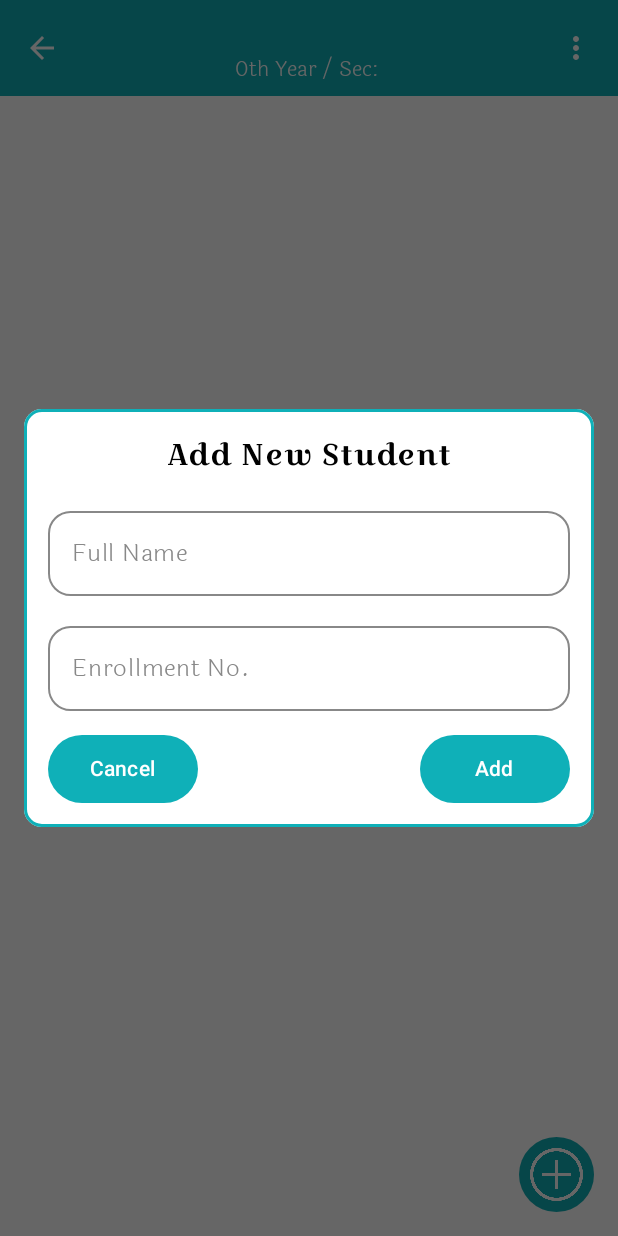
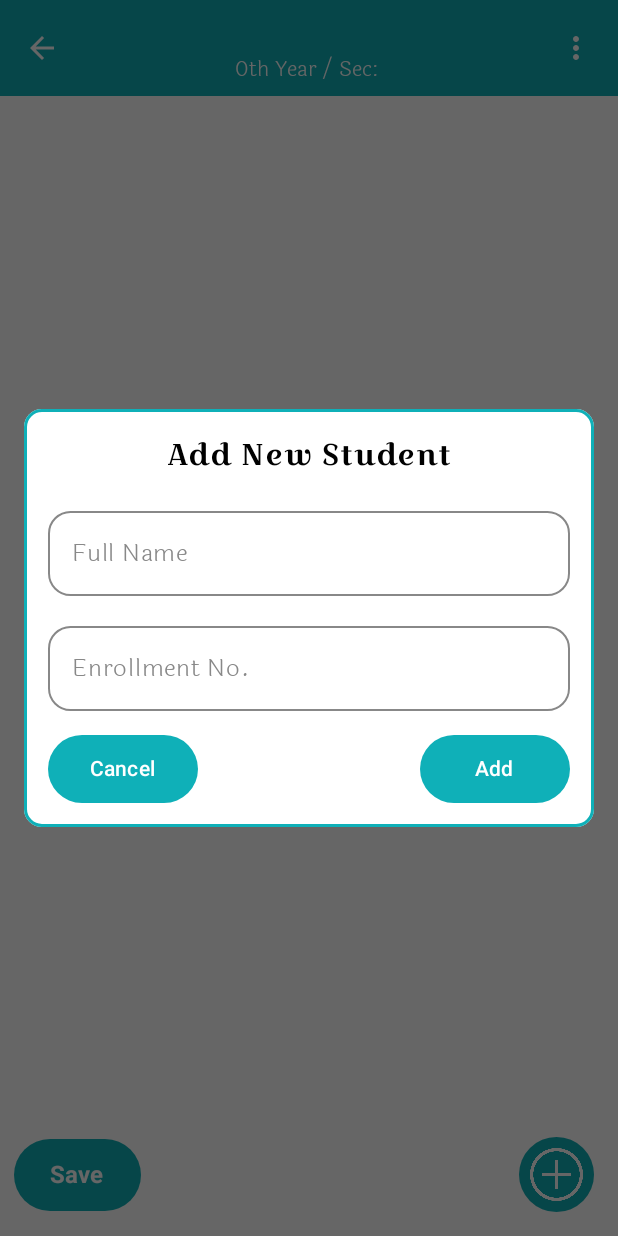
Before and after one commit to Pujadas080907/RollCall, an Android app built with Jetpack Compose: the composable DegreeDetailScreen called with empty values, after a tap on "Add", on a phone screen of 412 x 824 dp. Run offline under Robolectric (Android 15) with nearby library versions, the phone set to English and light mode, and no system bars; our stand-ins replace Room's generated code.

Commit message:
student list functionlity done

```diff
--- a/app/src/main/java/com/example/rollcall/Classroom/DegreeDetailScreen.kt
+++ b/app/src/main/java/com/example/rollcall/Classroom/DegreeDetailScreen.kt
@@ -1,15 +1,19 @@
 package com.example.rollcall.Classroom
 
+import androidx.compose.foundation.ExperimentalFoundationApi
 import androidx.compose.foundation.Image
 import androidx.compose.foundation.layout.*
 import androidx.compose.foundation.shape.CircleShape
 import androidx.compose.foundation.background
 import androidx.compose.foundation.border
 import androidx.compose.foundation.clickable
+import androidx.compose.foundation.combinedClickable
 import androidx.compose.foundation.lazy.LazyColumn
 import androidx.compose.foundation.lazy.items
 import androidx.compose.material.icons.Icons
 import androidx.compose.material.icons.filled.ArrowBack
+import androidx.compose.material.icons.filled.Delete
+import androidx.compose.material.icons.filled.Edit
 import androidx.compose.material.icons.filled.MoreVert
 import androidx.compose.material3.*
 import androidx.compose.runtime.*
@@ -46,6 +50,7 @@ fun DegreeDetailScreen(
     studentViewModel: StudentViewModel
 ) {
     var showSheet by remember { mutableStateOf(false) }
+    var editedStudent by remember { mutableStateOf<Student?>(null) }
 
     //val students by studentViewModel.students.collectAsState(initial = emptyList())
     val students by studentViewModel.getStudentsByDegreeYearSection(degreeId, degreeYear, degreeSection)
@@ -105,6 +110,29 @@ fun DegreeDetailScreen(
 
         containerColor = Color.White,
         floatingActionButton = {
+
+            Row(
+                modifier = Modifier
+                    .fillMaxWidth(),
+                verticalAlignment = Alignment.CenterVertically,
+                horizontalArrangement = Arrangement.SpaceBetween
+
+            ) {
+                Button(
+                    onClick = { /* Save action */ },
+                    modifier = Modifier
+                        .padding(start = 25.dp)
+                        .height(48.dp),
+                    colors = ButtonDefaults.buttonColors(containerColor = colorResource(id = R.color.main_color))
+                ) {
+                    Text(
+                        text = "Save",
+                        color = Color.White,
+                        fontSize = 16.sp,
+                        fontWeight = FontWeight.Bold
+                    )
+                }
+
                 FloatingActionButton(
                     onClick = { showSheet = true },
                     modifier = Modifier
@@ -118,6 +146,7 @@ fun DegreeDetailScreen(
                         tint = Color.White,
                         modifier = Modifier.size(35.dp)
                     )
+                }
             }
         }
 
@@ -148,7 +177,17 @@ fun DegreeDetailScreen(
                         .padding(paddingValues)
                 ) {
                     items(students) { student ->
-                        StudentItem(student)
+                        StudentItem(
+                            student,
+                            onEditStudent = { selectedStudent ->
+                                editedStudent = selectedStudent
+                                showSheet = true
+                            },
+                            onDeleteStudent = { selectedStudent ->
+                                studentViewModel.deleteStudent(selectedStudent)
+
+                            }
+                        )
                         Spacer(modifier = Modifier.height(8.dp))
                     }
                     item{
@@ -158,23 +197,41 @@ fun DegreeDetailScreen(
             }
         }
 
+
         if (showSheet) {
             StudentBottomSheet(
-                onDismiss = { showSheet = false },
-                onAddStudent = { name, enrollmentNo ->
-                    studentViewModel.addStudent(name, enrollmentNo,degreeId,degreeYear,degreeSection)
+                student = editedStudent,
+                onDismiss = {
+                    showSheet = false
+                    editedStudent = null
+                },
+                onSaveStudent = { name, enrollmentNo ->
+                    if (editedStudent == null) {
+                        studentViewModel.addStudent(name, enrollmentNo, degreeId, degreeYear, degreeSection)
+                    } else {
+                        studentViewModel.updateStudent(
+                            editedStudent!!.copy(fullName = name, enrollmentNo = enrollmentNo)
+                        )
+                    }
                     showSheet = false
                 }
             )
         }
     }
 }
+
+
+    @OptIn(ExperimentalFoundationApi::class)
     @Composable
-    fun StudentItem(student: Student) {
+    fun StudentItem(
+        student: Student,
+        onEditStudent: (Student) -> Unit,
+        onDeleteStudent: (Student) -> Unit) {
 
         var isPresent by remember { mutableStateOf(false) }
         var isAbsent by remember { mutableStateOf(false) }
-
+        var showMenu by remember { mutableStateOf(false) }
+        var showDeleteDialog by remember { mutableStateOf(false) }
 
         Box(
             modifier = Modifier
@@ -189,6 +246,10 @@ fun DegreeDetailScreen(
                     ),
                 )
                 .border(1.dp, color = colorResource(id = R.color.main_color))
+                .combinedClickable(
+                    onClick = {},
+                    onLongClick = { showMenu = true }
+                )
 
         ) {
             Row(
@@ -273,5 +334,62 @@ fun DegreeDetailScreen(
                     }
                 }
             }
+            DropdownMenu(
+                expanded = showMenu,
+                onDismissRequest = { showMenu = false }
+            ) {
+                DropdownMenuItem(
+                    text = { Text("Edit") },
+                    onClick = {
+                        showMenu = false
+                        onEditStudent(student)
+                    },
+                    leadingIcon = {
+                        Icon(
+                            imageVector = Icons.Default.Edit,
+                            contentDescription = "Edit"
+                        )
+                    }
+                )
+                DropdownMenuItem(
+                    text = { Text("Delete") },
+                    onClick = {
+                        showMenu = false
+                        showDeleteDialog = true
+
+                    },
+                    leadingIcon = {
+                        Icon(
+                            imageVector = Icons.Default.Delete,
+                            contentDescription = "Delete",
+                            tint = Color.Red
+                        )
+                    }
+                )
             }
         }
+        // **Delete Confirmation Dialog**
+        if (showDeleteDialog) {
+            AlertDialog(
+                onDismissRequest = { showDeleteDialog = false },
+                title = { Text("Confirm Deletion") },
+                text = { Text("Are you sure you want to delete this student?") },
+                confirmButton = {
+                    Button(
+                        onClick = {
+                            onDeleteStudent(student)
+                            showDeleteDialog = false
+                        },
+                        modifier = Modifier.padding(start = 100.dp, end = 15.dp)
+                    ) {
+                        Text("Yes")
+                    }
+                },
+                dismissButton = {
+                    Button(onClick = { showDeleteDialog = false }) {
+                        Text("No")
+                    }
+                }
+            )
+        }
+    }
--- a/app/src/main/java/com/example/rollcall/studentlists/StudentBottomSheet.kt
+++ b/app/src/main/java/com/example/rollcall/studentlists/StudentBottomSheet.kt
@@ -16,6 +16,7 @@ import androidx.compose.ui.unit.sp
 import androidx.compose.ui.window.Dialog
 import androidx.compose.ui.window.DialogProperties
 import com.example.rollcall.R
+import com.example.rollcall.studentlists.Student
 import com.example.rollcall.ui.theme.laila
 import com.example.rollcall.ui.theme.title
 
@@ -23,15 +24,16 @@ import com.example.rollcall.ui.theme.title
 @OptIn(ExperimentalMaterial3Api::class)
 @Composable
 fun StudentBottomSheet(
+    student: Student? = null,
     onDismiss: () -> Unit,
-    onAddStudent: (String, String) -> Unit
+    onSaveStudent: (String, String) -> Unit
 ) {
-    var fullName by remember { mutableStateOf(TextFieldValue("")) }
-    var enrollmentNo by remember { mutableStateOf(TextFieldValue("")) }
+    var fullName by remember { mutableStateOf(TextFieldValue(student?.fullName ?: "")) }
+    var enrollmentNo by remember { mutableStateOf(TextFieldValue(student?.enrollmentNo ?: "")) }
 
     Dialog(
         onDismissRequest = onDismiss,
-        properties = DialogProperties(usePlatformDefaultWidth = false) // Full-width modal
+        properties = DialogProperties(usePlatformDefaultWidth = false)
     ) {
         Surface(
             shape = MaterialTheme.shapes.medium,
@@ -39,34 +41,26 @@ fun StudentBottomSheet(
             modifier = Modifier
                 .fillMaxWidth()
                 .padding(16.dp)
-                .border(2.dp, color = colorResource(id = R.color.main_color),MaterialTheme.shapes.medium)
+                .border(2.dp, color = colorResource(id = R.color.main_color), MaterialTheme.shapes.medium)
         ) {
             Column(
                 modifier = Modifier.padding(16.dp)
             ) {
-                // Title
                 Text(
-                    text = "Add New Student",
+                    text = if (student == null) "Add New Student" else "Edit Student",
                     fontSize = 20.sp,
                     color = Color.Black,
                     fontFamily = title,
                     modifier = Modifier.fillMaxWidth(),
                     textAlign = TextAlign.Center
-
                 )
 
                 Spacer(modifier = Modifier.height(16.dp))
 
-                // Full Name Field
                 OutlinedTextField(
                     value = fullName,
                     onValueChange = { fullName = it },
-                    label = {
-                        Text("Full Name",
-                            color = Color.Gray,
-                            fontFamily = laila,
-                            fontWeight = FontWeight.Medium
-                            ) },
+                    label = { Text("Full Name", color = Color.Gray, fontFamily = laila) },
                     modifier = Modifier.fillMaxWidth(),
                     shape = RoundedCornerShape(15.dp),
                     colors = TextFieldDefaults.outlinedTextFieldColors(
@@ -78,17 +72,10 @@ fun StudentBottomSheet(
 
                 Spacer(modifier = Modifier.height(12.dp))
 
-                // Enrollment No. Field
                 OutlinedTextField(
                     value = enrollmentNo,
                     onValueChange = { enrollmentNo = it },
-                    label = {
-                        Text("Enrollment No.",
-                            color = Color.Gray,
-                            fontFamily = laila,
-                            fontWeight = FontWeight.Medium
-                        )
-                            },
+                    label = { Text("Enrollment No.", color = Color.Gray, fontFamily = laila) },
                     modifier = Modifier.fillMaxWidth(),
                     shape = RoundedCornerShape(15.dp),
                     colors = TextFieldDefaults.outlinedTextFieldColors(
@@ -100,7 +87,6 @@ fun StudentBottomSheet(
 
                 Spacer(modifier = Modifier.height(16.dp))
 
-                // Buttons Row
                 Row(
                     horizontalArrangement = Arrangement.SpaceBetween,
                     modifier = Modifier.fillMaxWidth()
@@ -110,24 +96,20 @@ fun StudentBottomSheet(
                         colors = ButtonDefaults.buttonColors(containerColor = colorResource(id = R.color.main_color)),
                         modifier = Modifier.size(width = 100.dp, height = 45.dp)
                     ) {
-                        Text(
-                            "Cancel",
-                            color = Color.White,
-                            )
+                        Text("Cancel", color = Color.White)
                     }
 
                     Spacer(modifier = Modifier.width(8.dp))
+
                     Button(
                         onClick = {
-                            onAddStudent(fullName.text, enrollmentNo.text)
+                            onSaveStudent(fullName.text, enrollmentNo.text)
                             onDismiss()
                         },
                         colors = ButtonDefaults.buttonColors(containerColor = colorResource(id = R.color.main_color)),
                         modifier = Modifier.size(width = 100.dp, height = 45.dp)
                     ) {
-                        Text("Add",
-                            color = Color.White,
-                        )
+                        Text(if (student == null) "Add" else "Update", color = Color.White)
                     }
                 }
             }
--- a/app/src/main/java/com/example/rollcall/studentlists/StudentDao.kt
+++ b/app/src/main/java/com/example/rollcall/studentlists/StudentDao.kt
@@ -1,9 +1,11 @@
 package com.example.rollcall.studentlists
 
 import androidx.room.Dao
+import androidx.room.Delete
 import androidx.room.Insert
 import androidx.room.OnConflictStrategy
 import androidx.room.Query
+import androidx.room.Update
 import kotlinx.coroutines.flow.Flow
 
 
@@ -13,7 +15,11 @@ interface StudentDao {
     @Insert(onConflict = OnConflictStrategy.REPLACE)
     suspend fun insertStudent(student: Student)
 
+    @Update
+    suspend fun updateStudent(student: Student)
 
+    @Delete
+    suspend fun deleteStudent(student: Student)
     @Query("""
     SELECT * FROM students
     WHERE degreeId = :degreeId AND year = :year AND section = :section
```
Also changed, not shown: app/src/main/java/com/example/rollcall/studentlists/StudentViewModel.kt (+12 -0 lines), app/src/main/res/drawable/calendar.png (added), app/src/main/res/drawable/report.png (added). Lines whose indentation alone changed are shown as unchanged.
